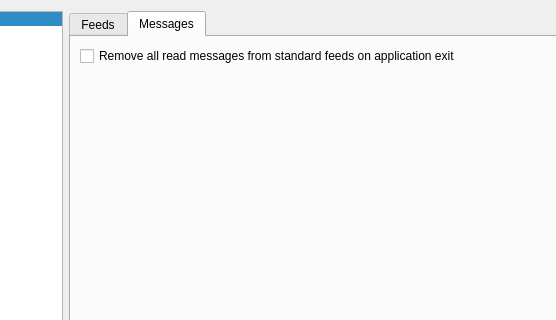
martinrotter/rssguard, file src/gui/formsettings.ui: the form before one commit; both pictures show x 168 to 724 and y 0 to 320 of the 808 by 410 pixel window.
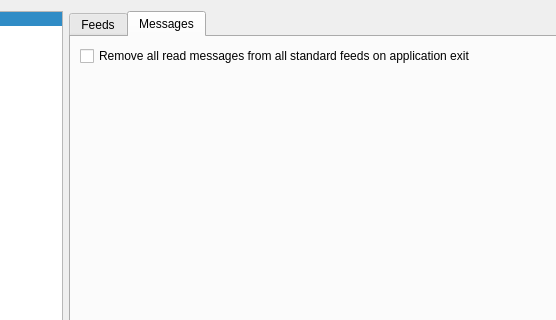
The form after the commit. The open tabs and pages were chosen to show the change. Custom widgets are drawn as their Qt base class.

Diff of the .ui file:
```diff
--- a/src/gui/formsettings.ui
+++ b/src/gui/formsettings.ui
@@ -766,7 +766,7 @@
            <item row="0" column="0">
             <widget class="QCheckBox" name="m_checkRemoveReadMessagesOnExit">
              <property name="text">
-              <string>Remove all read messages from standard feeds on application exit</string>
+              <string>Remove all read messages from all standard feeds on application exit</string>
              </property>
             </widget>
            </item>
```
